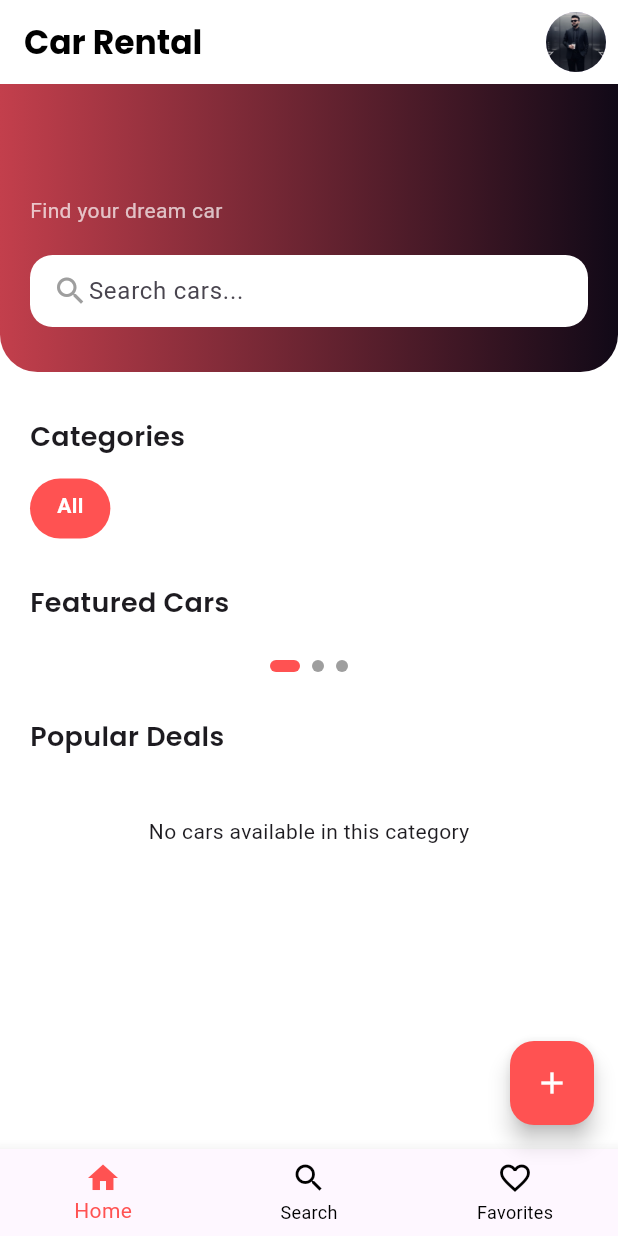
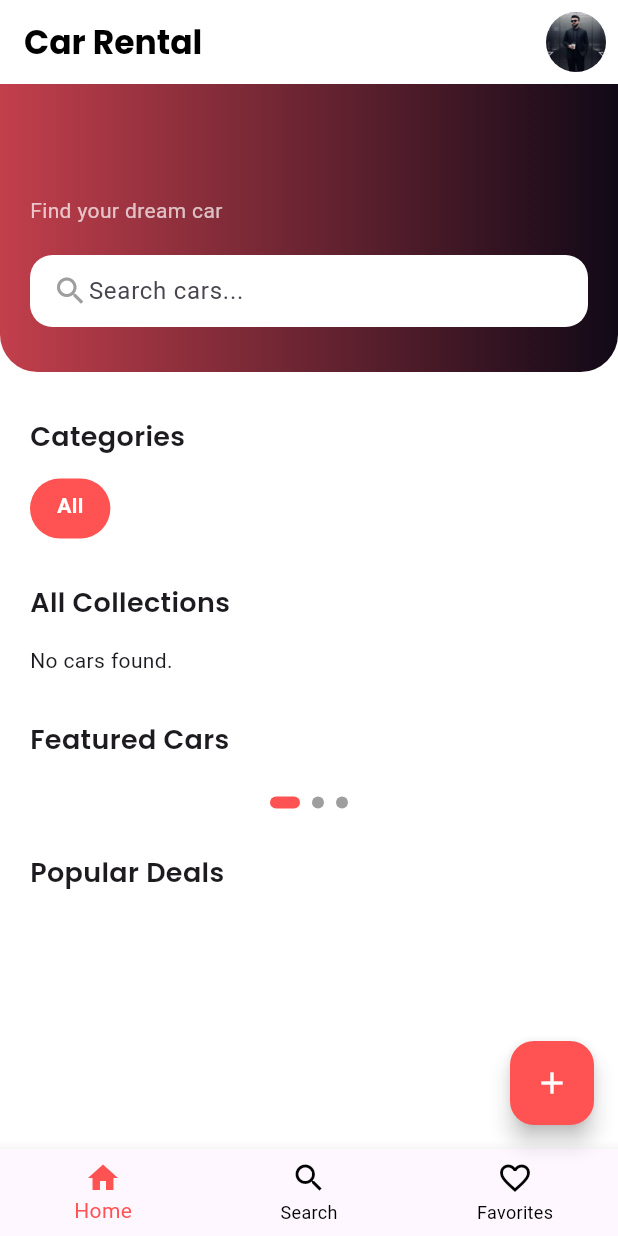
Before and after one commit to NomanShariq/CarRentalApp, a Flutter app: the screen it shows once a user with an empty profile is signed in, on a phone screen of 412 x 824 dp. Run offline on Flutter 3.47's test engine with Material 3 defaults, Android fonts, the phone set to English and light mode, and no system bars; our stand-ins replace cloud_firestore, firebase_auth, firebase_core, font_awesome_flutter, google_fonts, google_sign_in; accounts and stored records are empty.

Commit message:
added more products and changes some ui

```diff
--- /dev/null
+++ b/devtools_options.yaml
@@ -0,0 +1,3 @@
+description: This file stores settings for Dart & Flutter DevTools.
+documentation: https://docs.flutter.dev/tools/devtools/extensions#configure-extension-enablement-states
+extensions:
--- a/lib/screens/home_screen.dart
+++ b/lib/screens/home_screen.dart
@@ -17,7 +17,7 @@ class _HomeScreenState extends State<HomeScreen> {
   int navIndex = 0;
   int categoryIndex = 0;
   String selectedCategory = "All";
-
+  bool isDarkMode = false;
   final ScrollController _scrollController = ScrollController();
   int _currentPage = 0;
   final double cardWidth = 195;
@@ -75,6 +75,15 @@ class _HomeScreenState extends State<HomeScreen> {
                         _buildDynamicCategories(),
 
                         const SizedBox(height: 30),
+                        _sectionTitle(
+                          selectedCategory == "All"
+                              ? "All Collections"
+                              : "$selectedCategory Collections",
+                        ),
+                        const SizedBox(height: 15),
+                        _buildCategorySpecificHorizontal(),
+
+                        const SizedBox(height: 30),
                         _sectionTitle("Featured Cars"),
                         const SizedBox(height: 15),
                         _buildFeaturedCarsFirestore(),
@@ -94,6 +103,39 @@ class _HomeScreenState extends State<HomeScreen> {
                 ),
               ],
             ),
+          ),
+        );
+      },
+    );
+  }
+
+  Widget _buildCategorySpecificHorizontal() {
+    Query query = FirebaseFirestore.instance.collection('cars');
+
+    if (selectedCategory != "All") {
+      query = query.where('category', isEqualTo: selectedCategory);
+    }
+
+    return StreamBuilder<QuerySnapshot>(
+      stream: query.snapshots(),
+      builder: (context, snapshot) {
+        if (!snapshot.hasData)
+          return const Center(child: CircularProgressIndicator());
+
+        var docs = snapshot.data!.docs;
+
+        if (docs.isEmpty) {
+          return const Text("No cars found.");
+        }
+
+        return SingleChildScrollView(
+          scrollDirection: Axis.horizontal,
+          child: Row(
+            children: docs
+                .map(
+                  (doc) => _featuredCarCard(doc.data() as Map<String, dynamic>),
+                )
+                .toList(),
           ),
         );
       },
@@ -276,6 +318,8 @@ class _HomeScreenState extends State<HomeScreen> {
               Text(
                 car['name'] ?? 'Car',
                 style: const TextStyle(fontWeight: FontWeight.bold),
+                maxLines: 1,
+                overflow: TextOverflow.ellipsis,
               ),
               Row(
                 children: [
@@ -301,27 +345,12 @@ class _HomeScreenState extends State<HomeScreen> {
     Query query = FirebaseFirestore.instance
         .collection('cars')
         .where('isFeatured', isEqualTo: false);
-
-    if (selectedCategory != "All") {
-      query = query.where('category', isEqualTo: selectedCategory);
-    }
-
     return StreamBuilder<QuerySnapshot>(
       stream: query.snapshots(),
       builder: (context, snapshot) {
         if (!snapshot.hasData)
           return const Center(child: CircularProgressIndicator());
         var cars = snapshot.data!.docs;
-
-        if (cars.isEmpty) {
-          return const Center(
-            child: Padding(
-              padding: EdgeInsets.all(20.0),
-              child: Text("No cars available in this category"),
-            ),
-          );
-        }
-
         return Column(
           children: cars
               .map(
@@ -372,6 +401,8 @@ class _HomeScreenState extends State<HomeScreen> {
                       fontWeight: FontWeight.bold,
                       fontSize: 16,
                     ),
+                    maxLines: 1,
+                    overflow: TextOverflow.ellipsis,
                   ),
                   Text(
                     "\$${car['price'] ?? 0}/day",
--- a/pubspec.yaml
+++ b/pubspec.yaml
@@ -41,6 +41,7 @@ dependencies:
   firebase_auth: ^6.1.2
   google_sign_in: ^6.2.1
   cloud_firestore: ^6.1.1
+  provider: ^6.1.5+1
 
 dev_dependencies:
   flutter_test:
```
Also changed, not shown: lib/screens/cardetail_screen.dart (+9 -5 lines), lib/screens/profile_screen.dart (+8 -8 lines), images/lambo.jpg (added), images/lambo.png (added), images/porshe.png (added), pubspec.lock.
